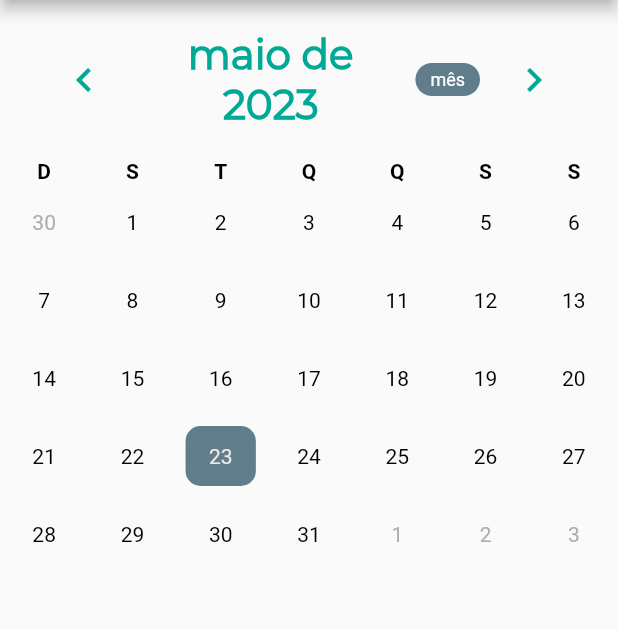
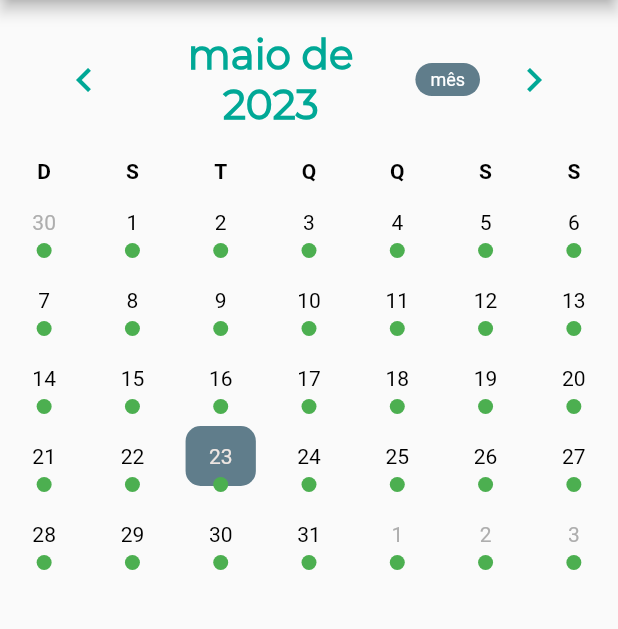
Before and after one commit to claudionetto/prontuario-mobile-vida-leve, a Flutter app: the CalendarPage screen opened by its route, on a phone screen of 412 x 824 dp, the part 84-713 px from its top. Run offline on Flutter 3.47's test engine with Material 2 defaults, Android fonts, the phone set to English and light mode, and no system bars; drawn by our look-alikes of table_calendar; network calls fail.

```diff
--- a/lib/main.dart
+++ b/lib/main.dart
@@ -1,5 +1,6 @@
 import 'package:flutter/material.dart';
 import 'package:vida_leve/pages/anamnese.dart';
+import 'package:vida_leve/pages/anamnese_geral.dart';
 import 'package:vida_leve/pages/cadastro_pacientes.dart';
 import 'package:vida_leve/pages/calendar_page.dart';
 import 'package:vida_leve/pages/login_page.dart';
@@ -25,7 +26,7 @@ class MyApp extends StatelessWidget {
           colorScheme: telaPrincipal.colorScheme.copyWith(
               primary: const Color.fromRGBO(0, 168, 150, 100),
               secondary: const Color.fromRGBO(2, 128, 144, 100))),
-      initialRoute: "/anamnese",
+      initialRoute: "/anamnese_geral",
       routes: {
         "/login": (context) => LoginPage(),
         "/home": (context) => HomePage(),
@@ -33,6 +34,7 @@ class MyApp extends StatelessWidget {
         "/cadastro_pacientes": (context) => CadastroPacientes(),
         "/calendario": (context) => CalendarPage(),
         "/anamnese": (context) => AnamnesePage(),
+        "/anamnese_geral": (context) => AnamneseGeralPage(),
       },
     );
   }
--- a/lib/pages/calendar_page.dart
+++ b/lib/pages/calendar_page.dart
@@ -90,6 +90,7 @@ class _CalendarPageState extends State<CalendarPage> {
                 format = _format;
               });
             },
+
             focusedDay: now,
             firstDay: firstDay,
             lastDay: lastDay,
@@ -101,6 +102,7 @@ class _CalendarPageState extends State<CalendarPage> {
               CalendarFormat.twoWeeks: "2 semanas"
             },
             headerStyle: HeaderStyle(
+
               leftChevronIcon: const Icon(
                 Icons.chevron_left,
                 size: 32,
@@ -183,49 +185,49 @@ class _CalendarPageState extends State<CalendarPage> {
                   ),
                 );
               },
-              // markerBuilder: (context, day, events) {
-              //   if (events.isNotEmpty) {
-              //     return Stack(
-              //       alignment: Alignment.center,
-              //       children: [
-              //         Positioned(
-              //           bottom: 2.0,
-              //           child: Container(
-              //             height: 10,
-              //             width: 10,
-              //             decoration: const BoxDecoration(
-              //               color: Colors.green,
-              //               shape: BoxShape.rectangle,
-              //               borderRadius: BorderRadius.all(
-              //                 Radius.circular(15),
-              //               ),
-              //             ),
-              //           ),
-              //         ),
-              //       ],
-              //     );
-              //   } else {
-              //     return Stack(
-              //       alignment: Alignment.center,
-              //       children: [
-              //         Positioned(
-              //           bottom: 2.0,
-              //           child: Container(
-              //             height: 10,
-              //             width: 10,
-              //             decoration: const BoxDecoration(
-              //               color: Colors.red,
-              //               shape: BoxShape.rectangle,
-              //               borderRadius: BorderRadius.all(
-              //                 Radius.circular(15),
-              //               ),
-              //             ),
-              //           ),
-              //         ),
-              //       ],
-              //     );
-              //   }
-              // },
+              markerBuilder: (context, day, events) {
+                if (events.length < 6) {
+                  return Stack(
+                    alignment: Alignment.center,
+                    children: [
+                      Positioned(
+                        bottom: 2.0,
+                        child: Container(
+                          height: 10,
+                          width: 10,
+                          decoration: const BoxDecoration(
+                            color: Colors.green,
+                            shape: BoxShape.rectangle,
+                            borderRadius: BorderRadius.all(
+                              Radius.circular(15),
+                            ),
+                          ),
+                        ),
+                      ),
+                    ],
+                  );
+                } else {
+                  return Stack(
+                    alignment: Alignment.center,
+                    children: [
+                      Positioned(
+                        bottom: 2.0,
+                        child: Container(
+                          height: 10,
+                          width: 10,
+                          decoration: const BoxDecoration(
+                            color: Colors.red,
+                            shape: BoxShape.rectangle,
+                            borderRadius: BorderRadius.all(
+                              Radius.circular(15),
+                            ),
+                          ),
+                        ),
+                      ),
+                    ],
+                  );
+                }
+              },
             ),
           ),
           const SizedBox(height: 16.0),
--- a/lib/utils/faker_api.dart
+++ b/lib/utils/faker_api.dart
@@ -9,7 +9,7 @@ class FakerApi {
   static Future<List<Data>> getData() async {
     String url = '';
     url =
-        'https://fakerapi.it/api/v1/persons?_quantity=500&_gender=male&_birthday_start=2023-01-25&_birthday_end=2023-12-31';
+        'https://fakerapi.it/api/v1/persons?_quantity=1000&_gender=male&_birthday_start=2023-01-25&_birthday_end=2023-12-31';
     try {
       final response = await http.get(Uri.parse(url));
       if (response.statusCode == 200) {
```
Also changed, not shown: lib/pages/anamnese_geral.dart (added, +152 -0 lines), lib/utils/customtextfield.dart (added, +32 -0 lines), pubspec.lock.
